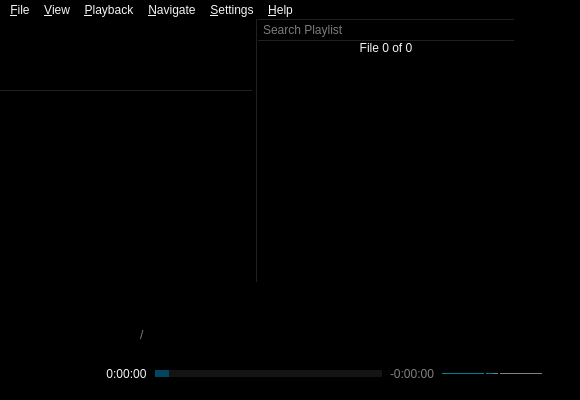
u8sand/Baka-MPlayer, file src/ui/mainwindow.ui: the form before one commit.
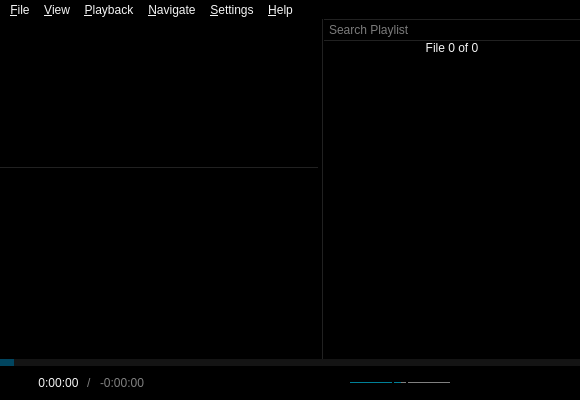
The form after the commit. Icons and pictures are not drawn. Custom widgets are drawn as their Qt base class.

Commit message: mainwindow.ui: add audio tracks menu

The edit to the form file:
```diff
--- a/src/ui/mainwindow.ui
+++ b/src/ui/mainwindow.ui
@@ -149,18 +149,27 @@
 }</string>
   </property>
   <widget class="QWidget" name="centralwidget">
+   <layout class="QVBoxLayout" name="verticalLayout">
+    <property name="spacing">
+     <number>0</number>
+    </property>
+    <property name="leftMargin">
+     <number>0</number>
+    </property>
+    <property name="topMargin">
+     <number>0</number>
+    </property>
+    <property name="rightMargin">
+     <number>0</number>
+    </property>
+    <property name="bottomMargin">
+     <number>0</number>
+    </property>
+    <item>
    <widget class="CustomSplitter" name="splitter">
     <property name="enabled">
      <bool>false</bool>
     </property>
-    <property name="geometry">
-     <rect>
-      <x>0</x>
-      <y>0</y>
-      <width>514</width>
-      <height>263</height>
-     </rect>
-    </property>
     <property name="orientation">
      <enum>Qt::Horizontal</enum>
     </property>
@@ -405,173 +414,6 @@
      </layout>
     </widget>
    </widget>
-   <widget class="QWidget" name="playbackLayoutWidget" native="true">
-    <property name="geometry">
-     <rect>
-      <x>0</x>
-      <y>333</y>
-      <width>580</width>
-      <height>44</height>
-     </rect>
-    </property>
-    <property name="sizePolicy">
-     <sizepolicy hsizetype="Preferred" vsizetype="Fixed">
-      <horstretch>0</horstretch>
-      <verstretch>0</verstretch>
-     </sizepolicy>
-    </property>
-    <property name="mouseTracking">
-     <bool>false</bool>
-    </property>
-    <layout class="QHBoxLayout" name="horizontalLayout_3">
-     <property name="spacing">
-      <number>8</number>
-     </property>
-     <property name="leftMargin">
-      <number>14</number>
-     </property>
-     <property name="topMargin">
-      <number>6</number>
-     </property>
-     <property name="rightMargin">
-      <number>14</number>
-     </property>
-     <property name="bottomMargin">
-      <number>6</number>
-     </property>
-     <item>
-      <widget class="OpenButton" name="openButton">
-       <property name="sizePolicy">
-        <sizepolicy hsizetype="Fixed" vsizetype="Fixed">
-         <horstretch>0</horstretch>
-         <verstretch>0</verstretch>
-        </sizepolicy>
-       </property>
-       <property name="maximumSize">
-        <size>
-         <width>16</width>
-         <height>16</height>
-        </size>
-       </property>
-       <property name="cursor">
-        <cursorShape>PointingHandCursor</cursorShape>
-       </property>
-       <property name="focusPolicy">
-        <enum>Qt::NoFocus</enum>
-       </property>
-       <property name="toolTip">
-        <string>&lt;html&gt;&lt;head/&gt;&lt;body&gt;&lt;p&gt;Left Click to Open File&lt;br&gt;Mouse Wheel Click to Jump&lt;br&gt;Right Click to Open URL&lt;/p&gt;&lt;/body&gt;&lt;/html&gt;</string>
-       </property>
-       <property name="icon">
-        <iconset resource="../rsclist.qrc">
-         <normaloff>:/img/default_open.svg</normaloff>:/img/default_open.svg</iconset>
-       </property>
-       <property name="iconSize">
-        <size>
-         <width>16</width>
-         <height>16</height>
-        </size>
-       </property>
-       <property name="flat">
-        <bool>true</bool>
-       </property>
-      </widget>
-     </item>
-     <item>
-      <widget class="IndexButton" name="previousButton">
-       <property name="enabled">
-        <bool>false</bool>
-       </property>
-       <property name="sizePolicy">
-        <sizepolicy hsizetype="Fixed" vsizetype="Fixed">
-         <horstretch>0</horstretch>
-         <verstretch>0</verstretch>
-        </sizepolicy>
-       </property>
-       <property name="maximumSize">
-        <size>
-         <width>26</width>
-         <height>16</height>
-        </size>
-       </property>
-       <property name="cursor">
-        <cursorShape>PointingHandCursor</cursorShape>
-       </property>
-       <property name="focusPolicy">
-        <enum>Qt::NoFocus</enum>
-       </property>
-       <property name="icon">
-        <iconset resource="../rsclist.qrc">
-         <normaloff>:/img/default_previous.svg</normaloff>
-         <disabledoff>:/img/disabled_previous.svg</disabledoff>
-         <disabledon>:/img/disabled_previous.svg</disabledon>:/img/default_previous.svg</iconset>
-       </property>
-       <property name="iconSize">
-        <size>
-         <width>22</width>
-         <height>16</height>
-        </size>
-       </property>
-       <property name="flat">
-        <bool>true</bool>
-       </property>
-      </widget>
-     </item>
-     <item>
-      <widget class="IndexButton" name="nextButton">
-       <property name="enabled">
-        <bool>false</bool>
-       </property>
-       <property name="sizePolicy">
-        <sizepolicy hsizetype="Fixed" vsizetype="Fixed">
-         <horstretch>0</horstretch>
-         <verstretch>0</verstretch>
-        </sizepolicy>
-       </property>
-       <property name="maximumSize">
-        <size>
-         <width>26</width>
-         <height>16</height>
-        </size>
-       </property>
-       <property name="cursor">
-        <cursorShape>PointingHandCursor</cursorShape>
-       </property>
-       <property name="focusPolicy">
-        <enum>Qt::NoFocus</enum>
-       </property>
-       <property name="icon">
-        <iconset resource="../rsclist.qrc">
-         <normaloff>:/img/default_next.svg</normaloff>
-         <disabledoff>:/img/disabled_next.svg</disabledoff>
-         <disabledon>:/img/disabled_next.svg</disabledon>:/img/default_next.svg</iconset>
-       </property>
-       <property name="iconSize">
-        <size>
-         <width>22</width>
-         <height>16</height>
-        </size>
-       </property>
-       <property name="flat">
-        <bool>true</bool>
-       </property>
-      </widget>
-     </item>
-     <item>
-      <widget class="QLabel" name="durationLabel">
-       <property name="sizePolicy">
-        <sizepolicy hsizetype="Preferred" vsizetype="Fixed">
-         <horstretch>0</horstretch>
-         <verstretch>0</verstretch>
-        </sizepolicy>
-       </property>
-       <property name="text">
-        <string>0:00:00</string>
-       </property>
-       <property name="alignment">
-        <set>Qt::AlignCenter</set>
-       </property>
-      </widget>
      </item>
      <item>
       <widget class="SeekBar" name="seekBar">
@@ -612,6 +454,124 @@
       </widget>
      </item>
      <item>
+     <widget class="QWidget" name="playbackLayoutWidget" native="true">
+      <property name="sizePolicy">
+       <sizepolicy hsizetype="Preferred" vsizetype="Fixed">
+        <horstretch>0</horstretch>
+        <verstretch>0</verstretch>
+       </sizepolicy>
+      </property>
+      <property name="mouseTracking">
+       <bool>false</bool>
+      </property>
+      <layout class="QHBoxLayout" name="horizontalLayout_3">
+       <property name="spacing">
+        <number>8</number>
+       </property>
+       <property name="leftMargin">
+        <number>14</number>
+       </property>
+       <property name="topMargin">
+        <number>6</number>
+       </property>
+       <property name="rightMargin">
+        <number>14</number>
+       </property>
+       <property name="bottomMargin">
+        <number>6</number>
+       </property>
+       <item>
+        <widget class="QWidget" name="timeLayoutWidget" native="true">
+         <property name="minimumSize">
+          <size>
+           <width>150</width>
+           <height>0</height>
+          </size>
+         </property>
+         <property name="maximumSize">
+          <size>
+           <width>150</width>
+           <height>16777215</height>
+          </size>
+         </property>
+         <layout class="QHBoxLayout" name="horizontalLayout_4">
+          <property name="spacing">
+           <number>8</number>
+          </property>
+          <property name="leftMargin">
+           <number>0</number>
+          </property>
+          <property name="topMargin">
+           <number>0</number>
+          </property>
+          <property name="rightMargin">
+           <number>0</number>
+          </property>
+          <property name="bottomMargin">
+           <number>0</number>
+          </property>
+          <item>
+           <widget class="OpenButton" name="openButton">
+            <property name="sizePolicy">
+             <sizepolicy hsizetype="Fixed" vsizetype="Fixed">
+              <horstretch>0</horstretch>
+              <verstretch>0</verstretch>
+             </sizepolicy>
+            </property>
+            <property name="maximumSize">
+             <size>
+              <width>16</width>
+              <height>16</height>
+             </size>
+            </property>
+            <property name="cursor">
+             <cursorShape>PointingHandCursor</cursorShape>
+            </property>
+            <property name="focusPolicy">
+             <enum>Qt::NoFocus</enum>
+            </property>
+            <property name="toolTip">
+             <string>&lt;html&gt;&lt;head/&gt;&lt;body&gt;&lt;p&gt;Left Click to Open File&lt;br&gt;Mouse Wheel Click to Jump&lt;br&gt;Right Click to Open URL&lt;/p&gt;&lt;/body&gt;&lt;/html&gt;</string>
+            </property>
+            <property name="icon">
+             <iconset resource="../rsclist.qrc">
+              <normaloff>:/img/default_open.svg</normaloff>:/img/default_open.svg</iconset>
+            </property>
+            <property name="iconSize">
+             <size>
+              <width>16</width>
+              <height>16</height>
+             </size>
+            </property>
+            <property name="flat">
+             <bool>true</bool>
+            </property>
+           </widget>
+          </item>
+          <item>
+           <widget class="QLabel" name="durationLabel">
+            <property name="sizePolicy">
+             <sizepolicy hsizetype="Preferred" vsizetype="Fixed">
+              <horstretch>0</horstretch>
+              <verstretch>0</verstretch>
+             </sizepolicy>
+            </property>
+            <property name="text">
+             <string>0:00:00</string>
+            </property>
+            <property name="alignment">
+             <set>Qt::AlignCenter</set>
+            </property>
+           </widget>
+          </item>
+          <item>
+           <widget class="QLabel" name="seperatorLabel">
+            <property name="text">
+             <string>/</string>
+            </property>
+           </widget>
+          </item>
+          <item>
       <widget class="CustomLabel" name="remainingLabel">
        <property name="sizePolicy">
         <sizepolicy hsizetype="Preferred" vsizetype="Fixed">
@@ -634,6 +594,198 @@
       </widget>
      </item>
      <item>
+           <spacer name="horizontalSpacer">
+            <property name="orientation">
+             <enum>Qt::Horizontal</enum>
+            </property>
+            <property name="sizeHint" stdset="0">
+             <size>
+              <width>0</width>
+              <height>0</height>
+             </size>
+            </property>
+           </spacer>
+          </item>
+         </layout>
+        </widget>
+       </item>
+       <item>
+        <spacer name="horizontalSpacer_4">
+         <property name="orientation">
+          <enum>Qt::Horizontal</enum>
+         </property>
+         <property name="sizeHint" stdset="0">
+          <size>
+           <width>40</width>
+           <height>20</height>
+          </size>
+         </property>
+        </spacer>
+       </item>
+       <item>
+        <layout class="QHBoxLayout" name="horizontalLayout_2">
+         <property name="spacing">
+          <number>8</number>
+         </property>
+         <item>
+          <widget class="QPushButton" name="rewindButton">
+           <property name="enabled">
+            <bool>false</bool>
+           </property>
+           <property name="sizePolicy">
+            <sizepolicy hsizetype="Fixed" vsizetype="Fixed">
+             <horstretch>0</horstretch>
+             <verstretch>0</verstretch>
+            </sizepolicy>
+           </property>
+           <property name="maximumSize">
+            <size>
+             <width>24</width>
+             <height>16</height>
+            </size>
+           </property>
+           <property name="cursor">
+            <cursorShape>PointingHandCursor</cursorShape>
+           </property>
+           <property name="focusPolicy">
+            <enum>Qt::NoFocus</enum>
+           </property>
+           <property name="icon">
+            <iconset resource="../rsclist.qrc">
+             <normaloff>:/img/default_reverse.svg</normaloff>
+             <disabledoff>:/img/disabled_reverse.svg</disabledoff>
+             <disabledon>:/img/disabled_reverse.svg</disabledon>:/img/default_reverse.svg</iconset>
+           </property>
+           <property name="iconSize">
+            <size>
+             <width>20</width>
+             <height>16</height>
+            </size>
+           </property>
+           <property name="flat">
+            <bool>true</bool>
+           </property>
+          </widget>
+         </item>
+         <item>
+          <widget class="IndexButton" name="previousButton">
+           <property name="enabled">
+            <bool>false</bool>
+           </property>
+           <property name="sizePolicy">
+            <sizepolicy hsizetype="Fixed" vsizetype="Fixed">
+             <horstretch>0</horstretch>
+             <verstretch>0</verstretch>
+            </sizepolicy>
+           </property>
+           <property name="maximumSize">
+            <size>
+             <width>26</width>
+             <height>16</height>
+            </size>
+           </property>
+           <property name="cursor">
+            <cursorShape>PointingHandCursor</cursorShape>
+           </property>
+           <property name="focusPolicy">
+            <enum>Qt::NoFocus</enum>
+           </property>
+           <property name="icon">
+            <iconset resource="../rsclist.qrc">
+             <normaloff>:/img/default_previous.svg</normaloff>
+             <disabledoff>:/img/disabled_previous.svg</disabledoff>
+             <disabledon>:/img/disabled_previous.svg</disabledon>:/img/default_previous.svg</iconset>
+           </property>
+           <property name="iconSize">
+            <size>
+             <width>22</width>
+             <height>16</height>
+            </size>
+           </property>
+           <property name="flat">
+            <bool>true</bool>
+           </property>
+          </widget>
+         </item>
+         <item>
+          <widget class="QPushButton" name="playButton">
+           <property name="enabled">
+            <bool>false</bool>
+           </property>
+           <property name="sizePolicy">
+            <sizepolicy hsizetype="Fixed" vsizetype="Fixed">
+             <horstretch>0</horstretch>
+             <verstretch>0</verstretch>
+            </sizepolicy>
+           </property>
+           <property name="maximumSize">
+            <size>
+             <width>28</width>
+             <height>30</height>
+            </size>
+           </property>
+           <property name="cursor">
+            <cursorShape>PointingHandCursor</cursorShape>
+           </property>
+           <property name="focusPolicy">
+            <enum>Qt::NoFocus</enum>
+           </property>
+           <property name="icon">
+            <iconset resource="../rsclist.qrc">
+             <normaloff>:/img/disabled_play.svg</normaloff>:/img/disabled_play.svg</iconset>
+           </property>
+           <property name="iconSize">
+            <size>
+             <width>23</width>
+             <height>30</height>
+            </size>
+           </property>
+           <property name="flat">
+            <bool>true</bool>
+           </property>
+          </widget>
+         </item>
+         <item>
+          <widget class="IndexButton" name="nextButton">
+           <property name="enabled">
+            <bool>false</bool>
+           </property>
+           <property name="sizePolicy">
+            <sizepolicy hsizetype="Fixed" vsizetype="Fixed">
+             <horstretch>0</horstretch>
+             <verstretch>0</verstretch>
+            </sizepolicy>
+           </property>
+           <property name="maximumSize">
+            <size>
+             <width>26</width>
+             <height>16</height>
+            </size>
+           </property>
+           <property name="cursor">
+            <cursorShape>PointingHandCursor</cursorShape>
+           </property>
+           <property name="focusPolicy">
+            <enum>Qt::NoFocus</enum>
+           </property>
+           <property name="icon">
+            <iconset resource="../rsclist.qrc">
+             <normaloff>:/img/default_next.svg</normaloff>
+             <disabledoff>:/img/disabled_next.svg</disabledoff>
+             <disabledon>:/img/disabled_next.svg</disabledon>:/img/default_next.svg</iconset>
+           </property>
+           <property name="iconSize">
+            <size>
+             <width>22</width>
+             <height>16</height>
+            </size>
+           </property>
+           <property name="flat">
+            <bool>true</bool>
+           </property>
+          </widget>
+         </item>
+         <item>
       <widget class="CustomSlider" name="volumeSlider">
        <property name="sizePolicy">
         <sizepolicy hsizetype="Fixed" vsizetype="Fixed">
@@ -685,6 +837,37 @@
       </widget>
      </item>
      <item>
+          <spacer name="horizontalSpacer_5">
+           <property name="orientation">
+            <enum>Qt::Horizontal</enum>
+           </property>
+           <property name="sizeType">
+            <enum>QSizePolicy::Fixed</enum>
+           </property>
+           <property name="sizeHint" stdset="0">
+            <size>
+             <width>50</width>
+             <height>20</height>
+            </size>
+           </property>
+          </spacer>
+         </item>
+        </layout>
+       </item>
+       <item>
+        <spacer name="horizontalSpacer_3">
+         <property name="orientation">
+          <enum>Qt::Horizontal</enum>
+         </property>
+         <property name="sizeHint" stdset="0">
+          <size>
+           <width>40</width>
+           <height>20</height>
+          </size>
+         </property>
+        </spacer>
+       </item>
+       <item>
       <widget class="QPushButton" name="playlistButton">
        <property name="enabled">
         <bool>false</bool>
@@ -729,109 +912,8 @@
      </item>
     </layout>
    </widget>
-   <widget class="QLabel" name="seperatorLabel">
-    <property name="geometry">
-     <rect>
-      <x>140</x>
-      <y>300</y>
-      <width>4</width>
-      <height>32</height>
-     </rect>
-    </property>
-    <property name="text">
-     <string>/</string>
-    </property>
-   </widget>
-   <widget class="QPushButton" name="playButton">
-    <property name="enabled">
-     <bool>false</bool>
-    </property>
-    <property name="geometry">
-     <rect>
-      <x>250</x>
-      <y>300</y>
-      <width>28</width>
-      <height>30</height>
-     </rect>
-    </property>
-    <property name="sizePolicy">
-     <sizepolicy hsizetype="Fixed" vsizetype="Fixed">
-      <horstretch>0</horstretch>
-      <verstretch>0</verstretch>
-     </sizepolicy>
-    </property>
-    <property name="maximumSize">
-     <size>
-      <width>28</width>
-      <height>30</height>
-     </size>
-    </property>
-    <property name="cursor">
-     <cursorShape>PointingHandCursor</cursorShape>
-    </property>
-    <property name="focusPolicy">
-     <enum>Qt::NoFocus</enum>
-    </property>
-    <property name="icon">
-     <iconset resource="../rsclist.qrc">
-      <normaloff>:/img/disabled_play.svg</normaloff>:/img/disabled_play.svg</iconset>
-    </property>
-    <property name="iconSize">
-     <size>
-      <width>23</width>
-      <height>30</height>
-     </size>
-    </property>
-    <property name="flat">
-     <bool>true</bool>
-    </property>
-   </widget>
-   <widget class="QPushButton" name="rewindButton">
-    <property name="enabled">
-     <bool>false</bool>
-    </property>
-    <property name="geometry">
-     <rect>
-      <x>170</x>
-      <y>300</y>
-      <width>24</width>
-      <height>16</height>
-     </rect>
-    </property>
-    <property name="sizePolicy">
-     <sizepolicy hsizetype="Fixed" vsizetype="Fixed">
-      <horstretch>0</horstretch>
-      <verstretch>0</verstretch>
-     </sizepolicy>
-    </property>
-    <property name="maximumSize">
-     <size>
-      <width>24</width>
-      <height>16</height>
-     </size>
-    </property>
-    <property name="cursor">
-     <cursorShape>PointingHandCursor</cursorShape>
-    </property>
-    <property name="focusPolicy">
-     <enum>Qt::NoFocus</enum>
-    </property>
-    <property name="icon">
-     <iconset resource="../rsclist.qrc">
-      <normaloff>:/img/default_reverse.svg</normaloff>
-      <disabledoff>:/img/disabled_reverse.svg</disabledoff>
-      <disabledon>:/img/disabled_reverse.svg</disabledon>:/img/default_reverse.svg</iconset>
-    </property>
-    <property name="iconSize">
-     <size>
-      <width>20</width>
-      <height>16</height>
-     </size>
-    </property>
-    <property name="flat">
-     <bool>true</bool>
-    </property>
-   </widget>
+    </item>
+   </layout>
    <zorder>playbackLayoutWidget</zorder>
    <zorder>splitter</zorder>
    <zorder>seperatorLabel</zorder>
```
Left out of the diff: 22 changed lines with no effect on the pictures. Lines whose indentation alone changed are shown as unchanged.
